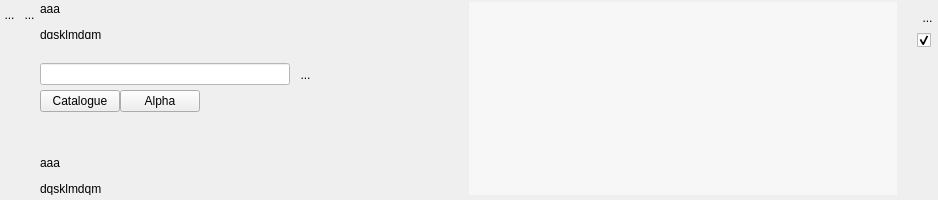
Before: the Qt Designer form UiQT4/desWidgetPlusieursInto.ui in SalomePlatform/eficas_tools, drawn with Qt 5.
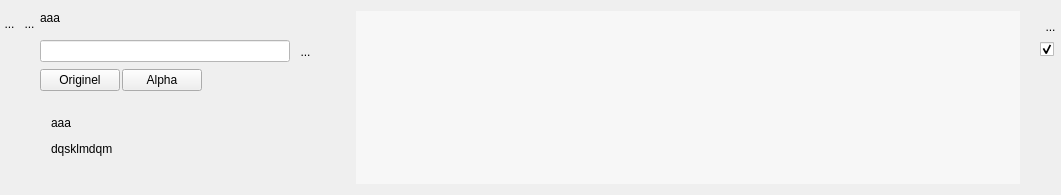
After: the same form once the commit is applied. Icons and pictures are not drawn. Custom widgets are drawn as their Qt base class.

Patch:
```diff
--- a/UiQT4/desWidgetPlusieursInto.ui
+++ b/UiQT4/desWidgetPlusieursInto.ui
@@ -6,8 +6,8 @@
    <rect>
     <x>0</x>
     <y>0</y>
-    <width>938</width>
-    <height>200</height>
+    <width>1061</width>
+    <height>195</height>
    </rect>
   </property>
   <property name="sizePolicy">
@@ -19,7 +19,7 @@
   <property name="minimumSize">
    <size>
     <width>0</width>
-    <height>200</height>
+    <height>0</height>
    </size>
   </property>
   <property name="windowTitle">
@@ -32,15 +32,9 @@
    <property name="leftMargin">
     <number>0</number>
    </property>
-   <property name="topMargin">
-    <number>2</number>
-   </property>
    <property name="rightMargin">
     <number>0</number>
    </property>
-   <property name="bottomMargin">
-    <number>5</number>
-   </property>
    <item>
     <layout class="QVBoxLayout" name="verticalLayout_2">
      <property name="spacing">
@@ -145,11 +139,11 @@
     </layout>
    </item>
    <item>
-    <layout class="QVBoxLayout" name="verticalLayout_3">
+    <layout class="QVBoxLayout" name="verticalLayout_4">
      <item>
       <widget class="MonLabelClic" name="label">
        <property name="sizePolicy">
-        <sizepolicy hsizetype="Fixed" vsizetype="Preferred">
+        <sizepolicy hsizetype="Fixed" vsizetype="MinimumExpanding">
          <horstretch>0</horstretch>
          <verstretch>0</verstretch>
         </sizepolicy>
@@ -181,21 +175,38 @@
       </widget>
      </item>
      <item>
-      <spacer name="verticalSpacer_6">
-       <property name="orientation">
-        <enum>Qt::Vertical</enum>
+      <widget class="QFrame" name="frameRecherche">
+       <property name="sizePolicy">
+        <sizepolicy hsizetype="Fixed" vsizetype="Fixed">
+         <horstretch>0</horstretch>
+         <verstretch>0</verstretch>
+        </sizepolicy>
        </property>
-       <property name="sizeType">
-        <enum>QSizePolicy::Fixed</enum>
+       <property name="minimumSize">
+        <size>
+         <width>0</width>
+         <height>0</height>
+        </size>
        </property>
-       <property name="sizeHint" stdset="0">
+       <property name="maximumSize">
         <size>
-         <width>20</width>
-         <height>20</height>
+         <width>16777215</width>
+         <height>111</height>
         </size>
        </property>
-      </spacer>
-     </item>
+       <property name="frameShape">
+        <enum>QFrame::NoFrame</enum>
+       </property>
+       <property name="frameShadow">
+        <enum>QFrame::Raised</enum>
+       </property>
+       <layout class="QVBoxLayout" name="verticalLayout_3">
+        <property name="spacing">
+         <number>2</number>
+        </property>
+        <property name="margin">
+         <number>0</number>
+        </property>
      <item>
       <layout class="QHBoxLayout" name="horizontalLayout_5">
        <property name="spacing">
@@ -299,56 +310,17 @@
       </layout>
      </item>
      <item>
-      <widget class="QScrollArea" name="scrollArea_2">
-       <property name="sizePolicy">
-        <sizepolicy hsizetype="Fixed" vsizetype="Expanding">
-         <horstretch>0</horstretch>
-         <verstretch>0</verstretch>
-        </sizepolicy>
-       </property>
-       <property name="minimumSize">
-        <size>
-         <width>300</width>
-         <height>0</height>
-        </size>
-       </property>
-       <property name="maximumSize">
-        <size>
-         <width>300</width>
-         <height>16777215</height>
-        </size>
-       </property>
-       <property name="frameShape">
-        <enum>QFrame::NoFrame</enum>
-       </property>
-       <property name="lineWidth">
-        <number>0</number>
-       </property>
-       <property name="widgetResizable">
-        <bool>true</bool>
-       </property>
-       <widget class="QWidget" name="scrollAreaWidgetContents_2">
-        <property name="geometry">
-         <rect>
-          <x>0</x>
-          <y>0</y>
-          <width>300</width>
-          <height>92</height>
-         </rect>
-        </property>
-        <layout class="QGridLayout" name="gridLayout_2">
-         <property name="horizontalSpacing">
-          <number>0</number>
-         </property>
-         <property name="margin">
-          <number>0</number>
-         </property>
-         <item row="0" column="0">
           <layout class="QHBoxLayout" name="horizontalLayout_6">
            <item>
             <widget class="QPushButton" name="PBCata">
+            <property name="sizePolicy">
+             <sizepolicy hsizetype="Fixed" vsizetype="Fixed">
+              <horstretch>0</horstretch>
+              <verstretch>0</verstretch>
+             </sizepolicy>
+            </property>
              <property name="text">
-              <string>Catalogue</string>
+             <string>Originel</string>
              </property>
             </widget>
            </item>
@@ -374,41 +346,10 @@
            </item>
           </layout>
          </item>
-         <item row="2" column="0">
-          <widget class="QLabel" name="monCommentaireLabel">
-           <property name="sizePolicy">
-            <sizepolicy hsizetype="Fixed" vsizetype="Preferred">
-             <horstretch>0</horstretch>
-             <verstretch>0</verstretch>
-            </sizepolicy>
-           </property>
-           <property name="minimumSize">
-            <size>
-             <width>78</width>
-             <height>25</height>
-            </size>
-           </property>
-           <property name="maximumSize">
-            <size>
-             <width>278</width>
-             <height>16777215</height>
-            </size>
-           </property>
-           <property name="frameShape">
-            <enum>QFrame::NoFrame</enum>
-           </property>
-           <property name="text">
-            <string>&lt;html&gt;&lt;head/&gt;&lt;body&gt;&lt;p&gt;aaa&lt;/p&gt;&lt;p&gt;dqsklmdqm&lt;/p&gt;&lt;/body&gt;&lt;/html&gt;</string>
-           </property>
-           <property name="scaledContents">
-            <bool>false</bool>
-           </property>
-           <property name="alignment">
-            <set>Qt::AlignLeading|Qt::AlignLeft|Qt::AlignTop</set>
-           </property>
-          </widget>
-         </item>
-         <item row="1" column="0">
+       </layout>
+      </widget>
+     </item>
+     <item>
           <spacer name="verticalSpacer_3">
            <property name="orientation">
             <enum>Qt::Vertical</enum>
@@ -421,6 +362,85 @@
            </property>
           </spacer>
          </item>
+     <item>
+      <widget class="QScrollArea" name="scrollAreaCommentaire">
+       <property name="sizePolicy">
+        <sizepolicy hsizetype="Fixed" vsizetype="Expanding">
+         <horstretch>0</horstretch>
+         <verstretch>0</verstretch>
+        </sizepolicy>
+       </property>
+       <property name="minimumSize">
+        <size>
+         <width>300</width>
+         <height>0</height>
+        </size>
+       </property>
+       <property name="maximumSize">
+        <size>
+         <width>300</width>
+         <height>16777215</height>
+        </size>
+       </property>
+       <property name="frameShape">
+        <enum>QFrame::NoFrame</enum>
+       </property>
+       <property name="lineWidth">
+        <number>0</number>
+       </property>
+       <property name="widgetResizable">
+        <bool>true</bool>
+       </property>
+       <widget class="QWidget" name="scrollAreaWidgetContents_2">
+        <property name="geometry">
+         <rect>
+          <x>0</x>
+          <y>0</y>
+          <width>300</width>
+          <height>66</height>
+         </rect>
+        </property>
+        <layout class="QGridLayout" name="gridLayout_2">
+         <property name="horizontalSpacing">
+          <number>0</number>
+         </property>
+         <property name="margin">
+          <number>0</number>
+         </property>
+         <item row="1" column="0">
+          <widget class="QLabel" name="monCommentaireLabel">
+           <property name="sizePolicy">
+            <sizepolicy hsizetype="Fixed" vsizetype="MinimumExpanding">
+             <horstretch>0</horstretch>
+             <verstretch>0</verstretch>
+            </sizepolicy>
+           </property>
+           <property name="minimumSize">
+            <size>
+             <width>0</width>
+             <height>0</height>
+            </size>
+           </property>
+           <property name="maximumSize">
+            <size>
+             <width>278</width>
+             <height>16777215</height>
+            </size>
+           </property>
+           <property name="frameShape">
+            <enum>QFrame::NoFrame</enum>
+           </property>
+           <property name="text">
+            <string>&lt;html&gt;&lt;head/&gt;&lt;body&gt;&lt;p&gt;aaa&lt;/p&gt;&lt;p&gt;dqsklmdqm&lt;/p&gt;&lt;/body&gt;&lt;/html&gt;</string>
+           </property>
+           <property name="scaledContents">
+            <bool>false</bool>
+           </property>
+           <property name="alignment">
+            <set>Qt::AlignLeading|Qt::AlignLeft|Qt::AlignTop</set>
+           </property>
+          </widget>
+         </item>
         </layout>
        </widget>
       </widget>
@@ -458,8 +478,8 @@
        <rect>
         <x>0</x>
         <y>0</y>
-        <width>424</width>
-        <height>193</height>
+        <width>650</width>
+        <height>177</height>
        </rect>
       </property>
       <property name="sizePolicy">
```
Lines whose indentation alone changed are shown as unchanged.
